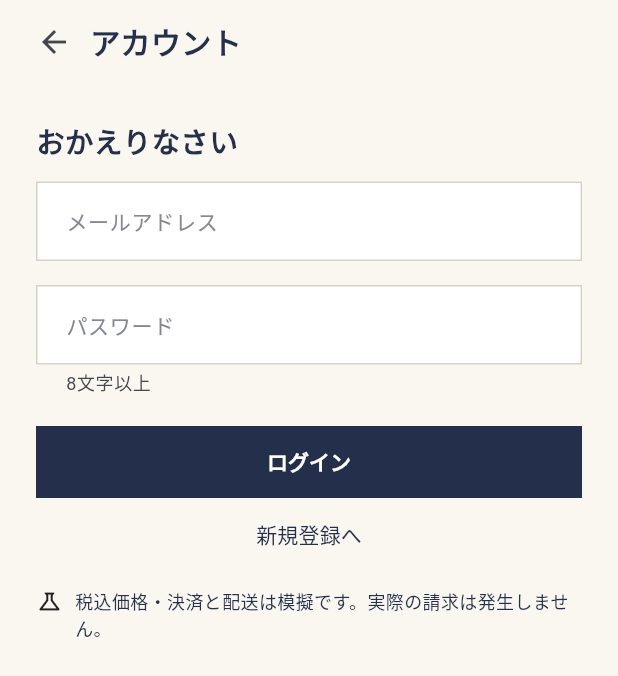
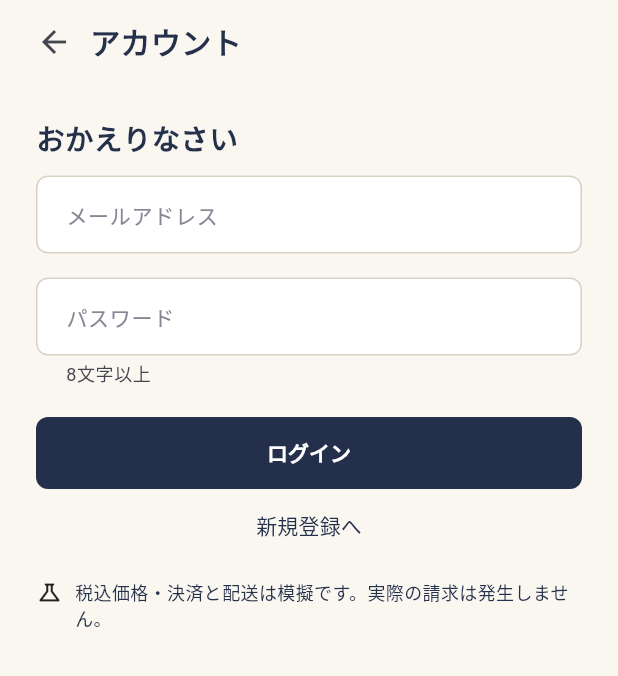
Before and after one commit to zhanzonggeng123456-ai/yuno-life-shop, a Flutter app: the screen it shows after launch, item 5 of the bottom bar chosen, after a tap on "ログイン・登録", on a phone screen of 412 x 824 dp. Shown: the top 676 px of the screen. Run offline on Flutter 3.47's test engine with Material 3 defaults, Android fonts, the phone set to English and light mode, and no system bars; our stand-ins replace flutter_secure_storage, image_picker, shared_preferences; network calls fail; Roboto replaces fonts that are missing (YunoSerif); statements that could not run were skipped.

Commit message:
fix: align monetary digits and refine native UI spacing

```diff
--- a/mobile/lib/design.dart
+++ b/mobile/lib/design.dart
@@ -1,4 +1,15 @@
 import 'package:flutter/material.dart';
+
+// One bundled face for the currency symbol and lining digits. Georgia's
+// old-style zero sits below the currency cap height on iOS.
+const overviewAmountStyle = TextStyle(
+  fontFamily: 'YunoSerif',
+  fontSize: 34,
+  height: 1.16,
+  fontWeight: FontWeight.w500,
+  letterSpacing: -0.4,
+  fontFeatures: [FontFeature.liningFigures(), FontFeature.tabularFigures()],
+);
 
 abstract final class YunoColors {
   static const primary = Color(0xff24304b);
@@ -11,7 +22,7 @@ abstract final class YunoColors {
 
 ThemeData yunoTheme() {
   final border = OutlineInputBorder(
-    borderRadius: BorderRadius.zero,
+    borderRadius: BorderRadius.circular(8),
     borderSide: const BorderSide(color: YunoColors.line),
   );
   return ThemeData(
@@ -25,8 +36,8 @@ ThemeData yunoTheme() {
     ),
     scaffoldBackgroundColor: YunoColors.paper,
     textTheme: const TextTheme(
-      bodyLarge: TextStyle(fontSize: 15, height: 1.5),
-      bodyMedium: TextStyle(fontSize: 14, height: 1.5),
+      bodyLarge: TextStyle(fontSize: 15, height: 1.45),
+      bodyMedium: TextStyle(fontSize: 14, height: 1.45),
       titleMedium: TextStyle(fontSize: 16, fontWeight: FontWeight.w600),
     ),
     inputDecorationTheme: InputDecorationTheme(
@@ -51,7 +62,7 @@ ThemeData yunoTheme() {
     filledButtonTheme: FilledButtonThemeData(
       style: FilledButton.styleFrom(
         minimumSize: const Size(0, 48),
-        shape: const RoundedRectangleBorder(),
+        shape: RoundedRectangleBorder(borderRadius: BorderRadius.circular(8)),
         textStyle: const TextStyle(fontSize: 14, fontWeight: FontWeight.w600),
       ),
     ),
@@ -59,7 +70,7 @@ ThemeData yunoTheme() {
       style: OutlinedButton.styleFrom(
         minimumSize: const Size(0, 46),
         side: const BorderSide(color: YunoColors.line),
-        shape: const RoundedRectangleBorder(),
+        shape: RoundedRectangleBorder(borderRadius: BorderRadius.circular(8)),
       ),
     ),
     listTileTheme: const ListTileThemeData(
@@ -74,7 +85,7 @@ ThemeData yunoTheme() {
       surfaceTintColor: Colors.transparent,
       indicatorColor: Colors.transparent,
       labelTextStyle: WidgetStateProperty.resolveWith((states) => TextStyle(
-            fontSize: 10,
+            fontSize: 11,
             color: states.contains(WidgetState.selected)
                 ? YunoColors.primary
                 : YunoColors.muted,
--- a/mobile/lib/main.dart
+++ b/mobile/lib/main.dart
@@ -140,6 +140,7 @@ Widget heading(String title, {String? subtitle}) => Padding(
             title,
             style: const TextStyle(
                 fontSize: 19,
+                height: 1.3,
                 fontFamily: 'YunoSerif',
                 fontFamilyFallback: ['Songti SC', 'serif'],
                 fontWeight: FontWeight.w700),
@@ -261,7 +262,9 @@ class _HomeShellState extends State<HomeShell> {
                         isScrollControlled: true,
                         backgroundColor: Colors.white,
                         showDragHandle: false,
-                        shape: const RoundedRectangleBorder(),
+                        shape: const RoundedRectangleBorder(
+                            borderRadius: BorderRadius.vertical(
+                                top: Radius.circular(20))),
                         builder: (_) => TradeMenu(hostContext: context));
                   } else {
                     setState(() => tab = i);
@@ -400,7 +403,9 @@ class PageFrame extends StatelessWidget {
                         title,
                         style: const TextStyle(
                           fontSize: 20,
-                          fontWeight: FontWeight.bold,
+                          height: 1.3,
+                          fontFamily: 'YunoSerif',
+                          fontWeight: FontWeight.w600,
                         ),
                       ),
                     ),
@@ -1559,8 +1564,12 @@ class TradeMenu extends StatelessWidget {
                                 width: (c.maxWidth - 8) / 2,
                                 child: Material(
                                     color: YunoColors.paper,
-                                    shape: Border.all(color: YunoColors.line),
+                                    shape: RoundedRectangleBorder(
+                                        borderRadius: BorderRadius.circular(12),
+                                        side: const BorderSide(
+                                            color: YunoColors.line)),
                                     child: InkWell(
+                                        borderRadius: BorderRadius.circular(12),
                                         onTap: entry.$3,
                                         child: Container(
                                             constraints: const BoxConstraints(
@@ -1878,8 +1887,6 @@ class ProfilePage extends StatelessWidget {
           heading(session.tr('个人中心', 'マイページ')),
           const Divider(height: 12, color: YunoColors.ink),
           Card(
-              shape: const RoundedRectangleBorder(
-                  side: BorderSide(color: YunoColors.line)),
               child: Padding(
                   padding: const EdgeInsets.all(16),
                   child: Row(children: [
@@ -1910,8 +1917,6 @@ class ProfilePage extends StatelessWidget {
             Padding(
                 padding: const EdgeInsets.only(bottom: 12),
                 child: FilledButton(
-                    style: FilledButton.styleFrom(
-                        backgroundColor: const Color(0xffbd2c2c)),
                     onPressed: () => open(context, const AuthPage()),
                     child: Text(session.tr('登录 / 注册', 'ログイン・登録')))),
           Wrap(spacing: 6, runSpacing: 6, children: [
--- a/mobile/lib/market_home.dart
+++ b/mobile/lib/market_home.dart
@@ -9,15 +9,15 @@ class TrialNotice extends StatelessWidget {
   @override
   Widget build(BuildContext context) => Container(
         width: double.infinity,
-        margin: const EdgeInsets.only(bottom: 20),
-        padding: const EdgeInsets.all(15),
+        margin: const EdgeInsets.only(bottom: 16),
+        padding: const EdgeInsets.all(14),
         decoration: BoxDecoration(
             color: Colors.white, border: Border.all(color: YunoColors.line)),
         child: Text(
             api.tr(
                 '试用版：可直接浏览市场、行情与商品详情。注册、发布与 AI 功能连接平台；发布前请核对识别、鉴定与估价结果。支付与配送均为模拟，不产生真实扣款。',
                 '試用版：市場・相場・商品詳細を閲覧できます。登録・出品・AI機能はサーバーに接続します。結果を確認してから公開してください。決済・配送は模擬で、実際の請求はありません。'),
-            style: const TextStyle(fontSize: 12, height: 1.8)),
+            style: const TextStyle(fontSize: 12, height: 1.65)),
       );
 }
 
@@ -220,11 +220,8 @@ class _MarketHomeState extends State<MarketHome> {
                                         fontSize: 11, color: YunoColors.muted)),
                                 const SizedBox(height: 5),
                                 Text(yen(summary['gmv'] ?? 0),
-                                    style: const TextStyle(
-                                        fontFamily: 'Georgia',
-                                        fontSize: 36,
-                                        fontWeight: FontWeight.w600,
-                                        letterSpacing: -1)),
+                                    key: const ValueKey('overview-amount'),
+                                    style: overviewAmountStyle),
                                 const SizedBox(height: 9),
                                 Wrap(
                                     spacing: 8,
@@ -252,7 +249,7 @@ class _MarketHomeState extends State<MarketHome> {
                                                   : '${summary['change_pct']}%',
                                               style: const TextStyle(
                                                   fontSize: 10,
-                                                  fontWeight: FontWeight.w700,
+                                                  fontWeight: FontWeight.w500,
                                                   color: YunoColors.muted))),
                                     ]),
                                 const SizedBox(height: 12),
@@ -275,13 +272,28 @@ class _MarketHomeState extends State<MarketHome> {
                                         '取引 ${summary['paid_orders'] ?? 0} 件（模擬決済・DEMO除外）'),
                                     style: const TextStyle(
                                         fontSize: 11, color: YunoColors.muted)),
-                                const Divider(height: 26),
+                                const Divider(height: 22),
                                 SizedBox(
-                                    height: 84,
+                                    height: 64,
                                     width: double.infinity,
-                                    child: CustomPaint(
+                                    child:
+                                        Stack(fit: StackFit.expand, children: [
+                                      CustomPaint(
                                           painter: VolumeLine(List<Json>.from(
-                                            summary['volume_curve'] ?? [])))),
+                                              summary['volume_curve'] ?? []))),
+                                      if (!(summary['volume_curve'] as List? ??
+                                              [])
+                                          .any((week) =>
+                                              (week['volume'] as num? ?? 0) >
+                                              0))
+                                        Center(
+                                            child: Text(
+                                                api.tr(
+                                                    '暂无成交记录', '取引履歴はまだありません'),
+                                                style: const TextStyle(
+                                                    fontSize: 11,
+                                                    color: YunoColors.muted))),
+                                    ])),
                                 const SizedBox(height: 6),
                                 Align(
                                     alignment: Alignment.centerRight,
@@ -291,7 +303,7 @@ class _MarketHomeState extends State<MarketHome> {
                                         style: const TextStyle(
                                             fontSize: 10,
                                             color: YunoColors.muted))),
-                                const Divider(height: 24),
+                                const Divider(height: 20),
                                 Row(children: [
                                   Expanded(
                                       child: Text(
@@ -309,7 +321,7 @@ class _MarketHomeState extends State<MarketHome> {
                                                   TextDecoration.underline))),
                                 ]),
                               ]))),
-                  const SizedBox(height: 12),
+                  const SizedBox(height: 16),
                   Row(children: [
                     Expanded(child: section(api.tr('商品行情', '商品相場'))),
                     Container(
@@ -579,7 +591,9 @@ class VolumeLine extends CustomPainter {
     canvas.drawPath(
         path,
         Paint()
-          ..color = const Color(0xff347957)
+          ..color = values.any((value) => value > 0)
+              ? const Color(0xff347957)
+              : YunoColors.line
           ..strokeWidth = 2
           ..style = PaintingStyle.stroke);
   }
@@ -599,13 +613,17 @@ Widget marketRankBoard(
       child: Column(children: [
         Padding(
             padding: const EdgeInsets.symmetric(horizontal: 12, vertical: 12),
+            child: Row(children: [
+              Expanded(
                   child: Wrap(
                       spacing: 8,
                       runSpacing: 8,
-                alignment: WrapAlignment.spaceBetween,
                       crossAxisAlignment: WrapCrossAlignment.center,
                       children: [
-                  Text(up ? api.tr('涨幅榜', '上昇ランキング') : api.tr('跌幅榜', '下落ランキング'),
+                    Text(
+                        up
+                            ? api.tr('涨幅榜', '上昇ランキング')
+                            : api.tr('跌幅榜', '下落ランキング'),
                         style: const TextStyle(
                             fontSize: 14, fontWeight: FontWeight.w700)),
                     Container(
@@ -625,9 +643,11 @@ Widget marketRankBoard(
                                 color: up
                                     ? const Color(0xff267955)
                                     : const Color(0xffb52f33)))),
+                  ])),
+              const SizedBox(width: 8),
               Text(api.tr('${up ? '涨幅' : '跌幅'}从大到小', '変動率順'),
-                      style: const TextStyle(
-                          fontSize: 10, color: YunoColors.muted)),
+                  style:
+                      const TextStyle(fontSize: 10, color: YunoColors.muted)),
             ])),
         const Divider(height: 1),
         if (items.isEmpty)
@@ -656,7 +676,7 @@ Widget marketRankBoard(
                         width: 20,
                         child: Text('${indexed.$1 + 1}',
                             style: const TextStyle(
-                                fontFamily: 'Georgia', fontSize: 16))),
+                                fontFamily: 'YunoSerif', fontSize: 16))),
                     Expanded(
                         child: Column(
                             crossAxisAlignment: CrossAxisAlignment.start,
--- a/mobile/pubspec.yaml
+++ b/mobile/pubspec.yaml
@@ -1,7 +1,7 @@
 name: yuno_life
 publish_to: none
 description: Yuno Life native secondhand marketplace.
-version: 0.4.0+5
+version: 0.4.1+6
 environment:
   sdk: '>=3.5.0 <4.0.0'
 dependencies:
```
Also changed, not shown: docs/previews/iphone-market-0.4.1.png (added), 5 other files. Lines whose indentation alone changed are shown as unchanged.
